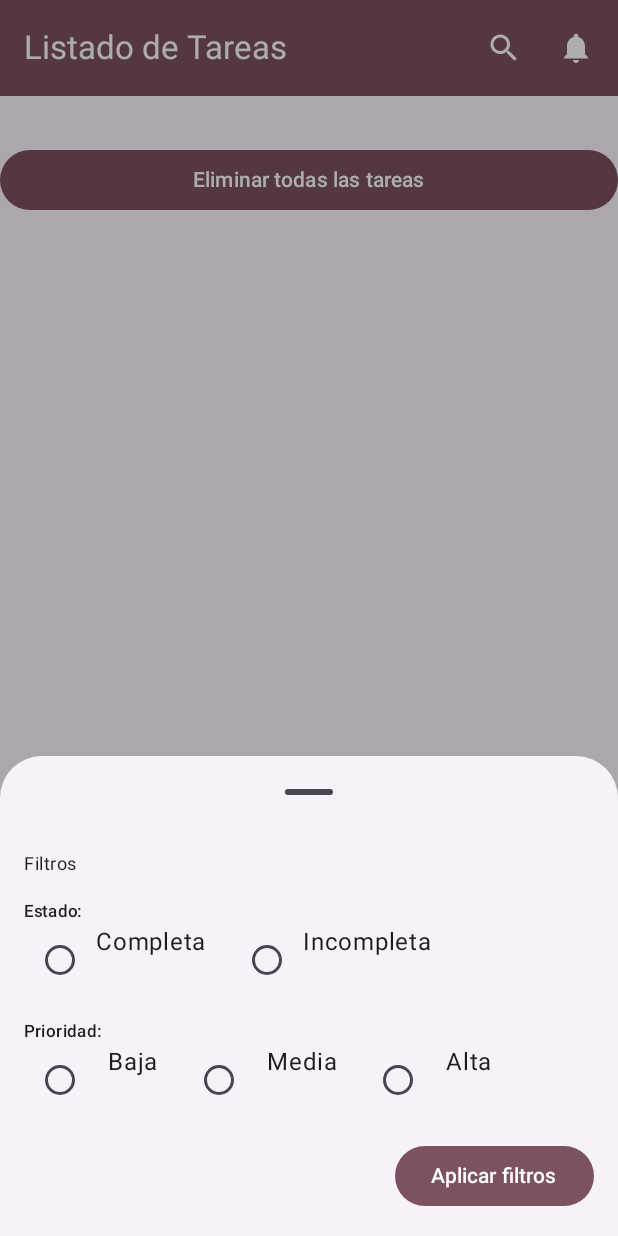
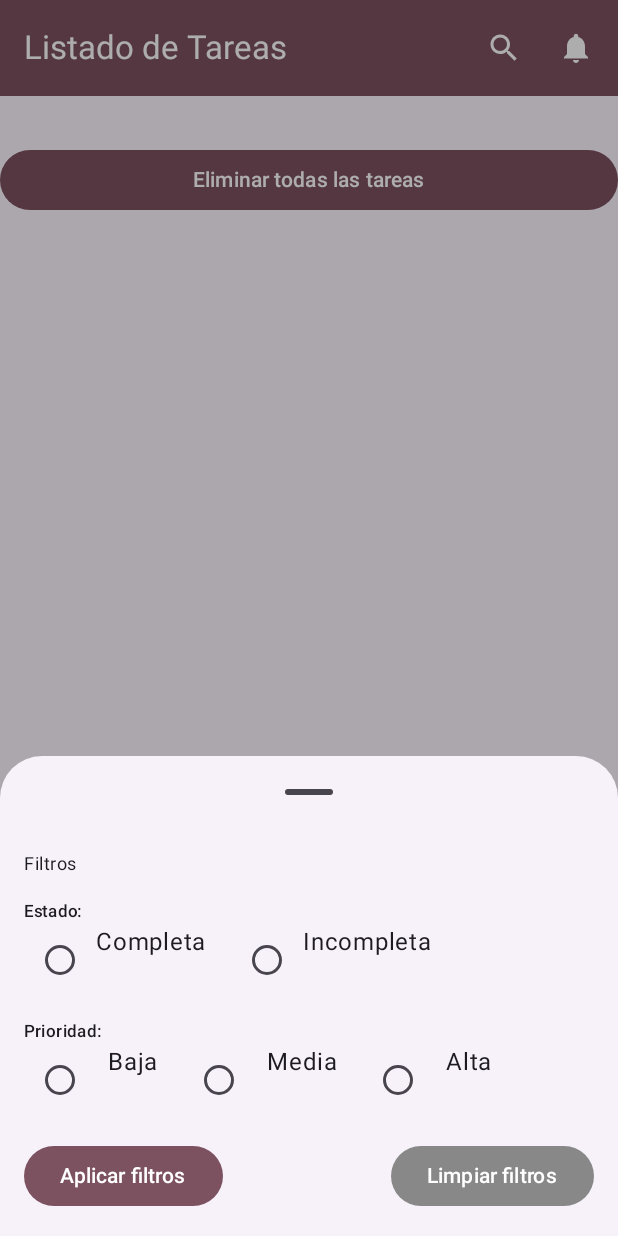
Before and after one commit to JonathanFPJV/Lab08Kotlinj, an Android app built with Jetpack Compose: the screen it shows after launch (MainActivity), after a tap on "Filtrar", on a phone screen of 412 x 824 dp. Run offline under Robolectric (Android 15) with nearby library versions, the phone set to English and light mode, and no system bars; our stand-ins replace Room's generated code.

Commit message:
corrección de agregar y navegación

```diff
--- a/app/src/main/java/com/example/lab08/TaskViewModel.kt
+++ b/app/src/main/java/com/example/lab08/TaskViewModel.kt
@@ -59,5 +59,10 @@ class TaskViewModel(private val dao: TaskDao): ViewModel(){
             _tasks.value = filteredTasks
         }
     }
+    fun getAllTasks() {
+        viewModelScope.launch {
+            _tasks.value = dao.getAllTasks()
+        }
+    }
 
 }
--- a/app/src/main/java/com/example/lab08/ui/theme/filter/FilterTasks.kt
+++ b/app/src/main/java/com/example/lab08/ui/theme/filter/FilterTasks.kt
@@ -91,6 +91,10 @@ fun FilterBottomSheet(
             Spacer(modifier = Modifier.height(16.dp))
 
             // Botón para aplicar los filtros
+            Row(
+                modifier = Modifier.fillMaxWidth(),
+                horizontalArrangement = Arrangement.SpaceBetween
+            ) {
                 Button(
                     onClick = {
                         viewModel.filterTasks(selectedStatus, selectedCategory, selectedPriority)
@@ -99,12 +103,23 @@ fun FilterBottomSheet(
                     colors = ButtonDefaults.buttonColors(
                         containerColor = Color(0xFF7D5260)
                     ),
-                modifier = Modifier.align(Alignment.End)
                 ) {
                     Text("Aplicar filtros")
                 }
 
-
+                // Botón para deshacer los filtros
+                Button(
+                    onClick = {
+                        viewModel.getAllTasks()  // Llamamos a la función para obtener todas las tareas
+                        onDismiss()  // Cerrar el BottomSheet
+                    },
+                    colors = ButtonDefaults.buttonColors(
+                        containerColor = Color.Gray
+                    ),
+                ) {
+                    Text("Limpiar filtros")
                 }
             }
         }
+    }
+}
--- a/app/src/main/java/com/example/lab08/ui/theme/home/AppTopBar.kt
+++ b/app/src/main/java/com/example/lab08/ui/theme/home/AppTopBar.kt
@@ -1,5 +1,6 @@
 package com.example.lab08.ui.theme.home
 
+import androidx.compose.foundation.clickable
 import androidx.compose.material.icons.Icons
 import androidx.compose.material.icons.filled.Notifications
 import androidx.compose.material.icons.filled.Search
@@ -11,21 +12,26 @@ import androidx.compose.material3.Text
 import androidx.compose.material3.TopAppBar
 import androidx.compose.material3.TopAppBarDefaults
 import androidx.compose.runtime.Composable
+import androidx.compose.ui.Modifier
 import androidx.compose.ui.graphics.Color
+import androidx.navigation.NavHostController
 import java.text.SimpleDateFormat
 import java.util.Date
 import java.util.Locale
 
 @OptIn(ExperimentalMaterial3Api::class)
 @Composable
-fun AppTopBar() {
+fun AppTopBar(navController: NavHostController) {
 
     TopAppBar(
         title = {
             Text(
                 text = "Listado de Tareas",
                 color = Color.White, // Texto en color blanco
-                style = MaterialTheme.typography.titleLarge // Estilo de texto
+                style = MaterialTheme.typography.titleLarge, // Estilo de texto
+                modifier = Modifier.clickable {
+                    navController.navigate("lista") // Navegar de vuelta a la página de inicio
+                }
             )
         },
         colors = TopAppBarDefaults.smallTopAppBarColors(
--- a/app/src/main/java/com/example/lab08/ui/theme/home/home.kt
+++ b/app/src/main/java/com/example/lab08/ui/theme/home/home.kt
@@ -58,10 +58,10 @@ fun NoteAppScaffold(viewModel: TaskViewModel) {
     var showDialog by remember { mutableStateOf(false) }
 
     Scaffold(
-        topBar = { AppTopBar() },
-        floatingActionButton = { AddNoteFab(onClick = { showDialog = true })},
+        topBar = { AppTopBar(navController = navController) },
+        floatingActionButton = { AddNoteFab(onClick = { showDialog = true }) },
         content = { padding ->
-            NavigationHost(navController = navController, padding = padding,viewModel = viewModel)
+            NavigationHost(navController = navController, padding = padding, viewModel = viewModel)
             if (showDialog) {
                 Dialog(
                     onDismissRequest = { showDialog = false },
@@ -75,14 +75,13 @@ fun NoteAppScaffold(viewModel: TaskViewModel) {
                     ) {
                         TaskScreen(
                             viewModel = viewModel,
-                            onTaskAdded = { showDialog = false }
+                            onTaskAdded = { showDialog = false },
+                            onCancel = { showDialog = false }  // Aquí se cierra el diálogo cuando se cancela
                         )
                     }
                 }
             }
         },
-        bottomBar = { AppBottomBar(navController = navController,viewModel = viewModel) }
+        bottomBar = { AppBottomBar(navController = navController, viewModel = viewModel) }
     )
-
-
 }
```
Also changed, not shown: app/src/main/java/com/example/lab08/ui/theme/create/TaskScreen.kt (+16 -1 lines). Lines whose indentation alone changed are shown as unchanged.
